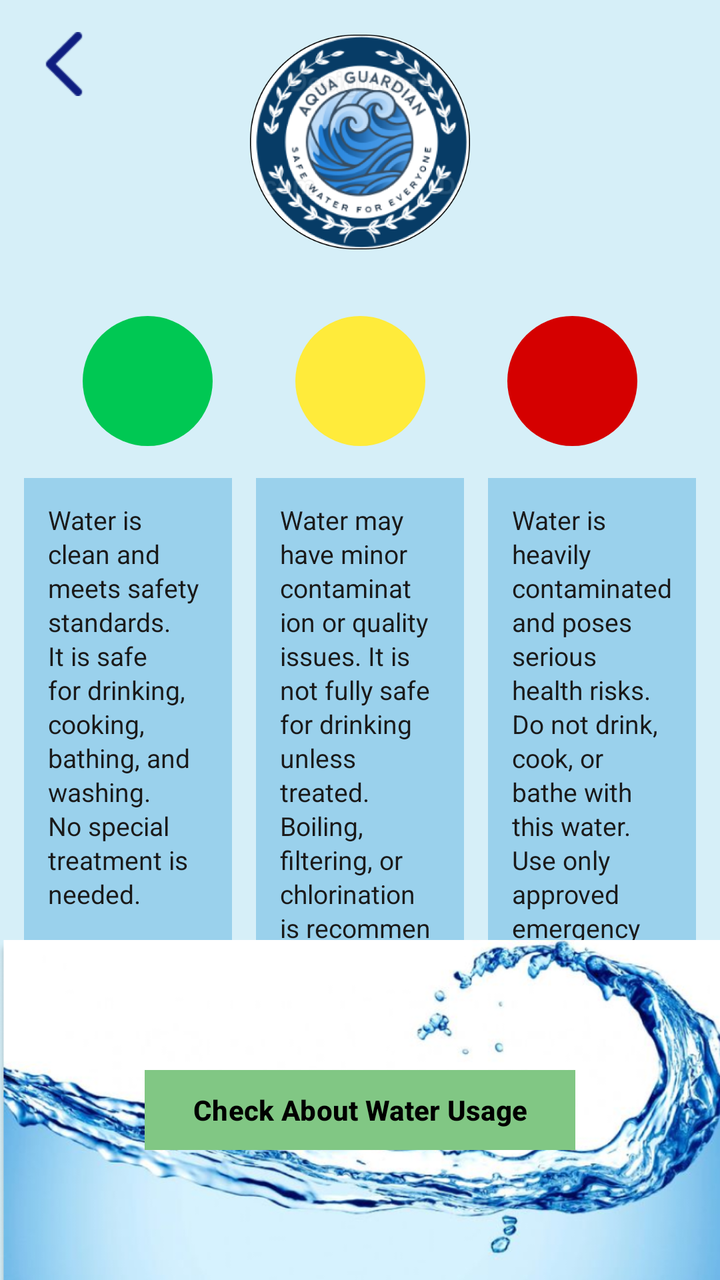
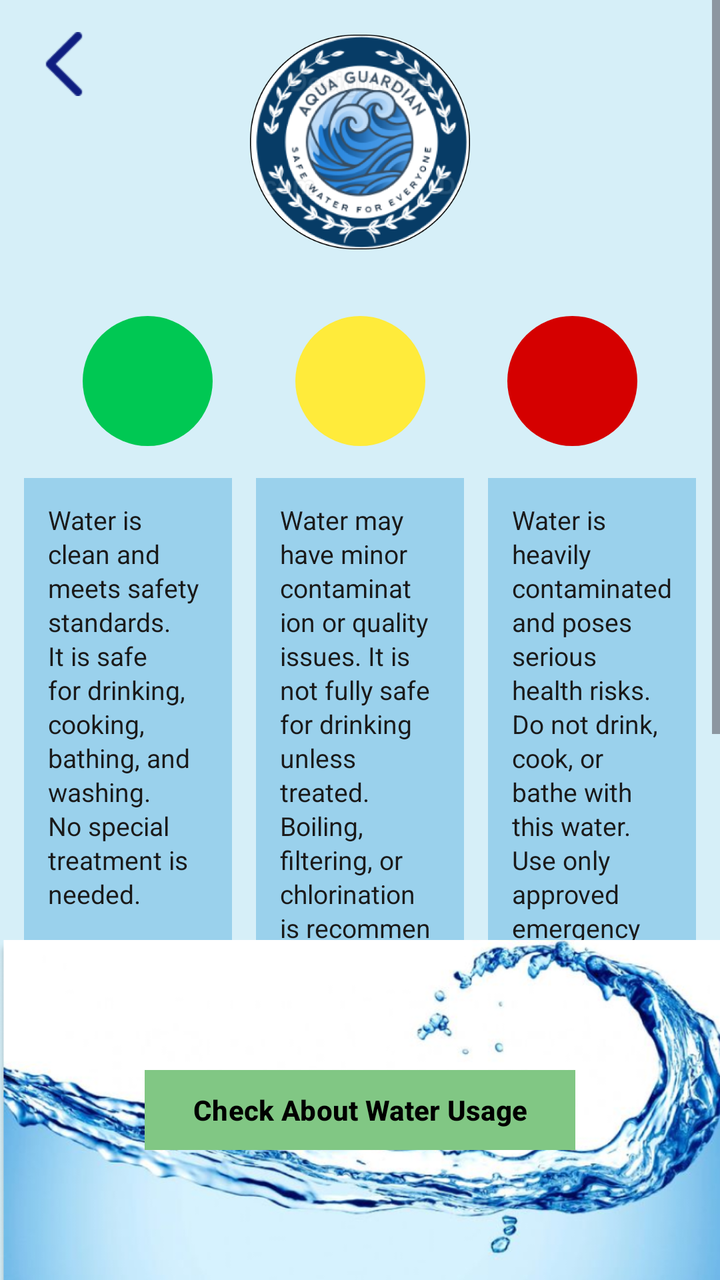

Compare the two renders of this Android layout. The source of the first and the diff that turns it into the second are given below.
<!-- AndroidManifest.xml: application theme Theme.AquaGuardian -->
<!-- res/layout/activity_water_info.xml -->
<?xml version="1.0" encoding="utf-8"?>
<androidx.constraintlayout.widget.ConstraintLayout
    xmlns:android="http://schemas.android.com/apk/res/android"
    xmlns:app="http://schemas.android.com/apk/res-auto"
    android:layout_width="match_parent"
    android:layout_height="match_parent"
    android:background="#D6EFF8">

    <ScrollView
        android:layout_width="match_parent"
        android:layout_height="0dp"
        android:fillViewport="true"
        app:layout_constraintTop_toTopOf="parent"
        app:layout_bottom_toTopOf="@+id/bottomWaveContainer">

        <androidx.constraintlayout.widget.ConstraintLayout
            android:layout_width="match_parent"
            android:layout_height="wrap_content"
            android:paddingBottom="32dp">

            <ImageView
                android:id="@+id/btnBack"
                android:layout_width="32dp"
                android:layout_height="32dp"
                android:layout_marginStart="16dp"
                android:layout_marginTop="16dp"
                android:src="@drawable/new_backarrow"
                app:tint="#0F1E80"
                app:layout_constraintStart_toStartOf="parent"
                app:layout_constraintTop_toTopOf="parent" />

            <ImageView
                android:id="@+id/imgLogo"
                android:layout_width="110dp"
                android:layout_height="110dp"
                android:layout_marginTop="16dp"
                android:src="@drawable/aqua_logo"
                app:layout_constraintEnd_toEndOf="parent"
                app:layout_constraintStart_toStartOf="parent"
                app:layout_constraintTop_toTopOf="parent" />

            <View
                android:id="@+id/circleGreen"
                android:layout_width="65dp"
                android:layout_height="65dp"
                android:layout_marginTop="32dp"
                android:background="@drawable/circle_green"
                app:layout_constraintEnd_toStartOf="@+id/circleYellow"
                app:layout_constraintHorizontal_bias="0.5"
                app:layout_constraintStart_toStartOf="parent"
                app:layout_constraintTop_toBottomOf="@+id/imgLogo" />

            <LinearLayout
                android:id="@+id/boxGreen"
                android:layout_width="0dp"
                android:layout_height="wrap_content"
                android:layout_marginTop="16dp"
                android:layout_marginStart="12dp"
                android:layout_marginEnd="6dp"
                android:background="#9AD1EC"
                android:orientation="vertical"
                android:padding="12dp"
                android:minHeight="260dp"
                app:layout_constraintEnd_toStartOf="@+id/boxYellow"
                app:layout_constraintHorizontal_bias="0.5"
                app:layout_constraintStart_toStartOf="parent"
                app:layout_constraintTop_toBottomOf="@+id/circleGreen">

                <TextView
                    android:layout_width="match_parent"
                    android:layout_height="wrap_content"
                    android:text="Water is clean and meets safety standards. It is safe for drinking, cooking, bathing, and washing. No special treatment is needed."
                    android:textColor="#1A1A1A"
                    android:textSize="13sp"
                    android:lineSpacingMultiplier="1.1"/>
            </LinearLayout>

            <ImageView
                android:id="@+id/iconGreen"
                android:layout_width="55dp"
                android:layout_height="55dp"
                android:layout_marginTop="16dp"
                android:src="@drawable/green_safe"
                app:layout_constraintEnd_toEndOf="@+id/boxGreen"
                app:layout_constraintStart_toStartOf="@+id/boxGreen"
                app:layout_constraintTop_toBottomOf="@+id/boxGreen" />


            <View
                android:id="@+id/circleYellow"
                android:layout_width="65dp"
                android:layout_height="65dp"
                android:background="@drawable/circle_yellow"
                app:layout_constraintEnd_toStartOf="@+id/circleRed"
                app:layout_constraintHorizontal_bias="0.5"
                app:layout_constraintStart_toEndOf="@+id/circleGreen"
                app:layout_constraintTop_toTopOf="@+id/circleGreen" />

            <LinearLayout
                android:id="@+id/boxYellow"
                android:layout_width="0dp"
                android:layout_height="wrap_content"
                android:layout_marginStart="6dp"
                android:layout_marginEnd="6dp"
                android:background="#9AD1EC"
                android:orientation="vertical"
                android:padding="12dp"
                android:minHeight="260dp"
                app:layout_constraintEnd_toStartOf="@+id/boxRed"
                app:layout_constraintHorizontal_bias="0.5"
                app:layout_constraintStart_toEndOf="@+id/boxGreen"
                app:layout_constraintTop_toTopOf="@+id/boxGreen">

                <TextView
                    android:layout_width="match_parent"
                    android:layout_height="wrap_content"
                    android:text="Water may have minor contamination or quality issues. It is not fully safe for drinking unless treated. Boiling, filtering, or chlorination is recommended before use."
                    android:textColor="#1A1A1A"
                    android:textSize="13sp"
                    android:lineSpacingMultiplier="1.1"/>
            </LinearLayout>

            <ImageView
                android:id="@+id/iconYellow"
                android:layout_width="55dp"
                android:layout_height="55dp"
                android:src="@drawable/last_warning"
                app:layout_constraintEnd_toEndOf="@+id/boxYellow"
                app:layout_constraintStart_toStartOf="@+id/boxYellow"
                app:layout_constraintTop_toTopOf="@+id/iconGreen" />


            <View
                android:id="@+id/circleRed"
                android:layout_width="65dp"
                android:layout_height="65dp"
                android:background="@drawable/circle_red"
                app:layout_constraintEnd_toEndOf="parent"
                app:layout_constraintHorizontal_bias="0.5"
                app:layout_constraintStart_toEndOf="@+id/circleYellow"
                app:layout_constraintTop_toTopOf="@+id/circleYellow" />

            <LinearLayout
                android:id="@+id/boxRed"
                android:layout_width="0dp"
                android:layout_height="wrap_content"
                android:layout_marginStart="6dp"
                android:layout_marginEnd="12dp"
                android:background="#9AD1EC"
                android:orientation="vertical"
                android:padding="12dp"
                android:minHeight="260dp"
                app:layout_constraintEnd_toEndOf="parent"
                app:layout_constraintHorizontal_bias="0.5"
                app:layout_constraintStart_toEndOf="@+id/boxYellow"
                app:layout_constraintTop_toTopOf="@+id/boxYellow">

                <TextView
                    android:layout_width="match_parent"
                    android:layout_height="wrap_content"
                    android:text="Water is heavily contaminated and poses serious health risks. Do not drink, cook, or bathe with this water. Use only approved emergency or alternative water sources."
                    android:textColor="#1A1A1A"
                    android:textSize="13sp"
                    android:lineSpacingMultiplier="1.1"/>
            </LinearLayout>

            <ImageView
                android:id="@+id/iconRed"
                android:layout_width="55dp"
                android:layout_height="55dp"
                android:src="@drawable/danger_red"
                app:layout_constraintEnd_toEndOf="@+id/boxRed"
                app:layout_constraintStart_toStartOf="@+id/boxRed"
                app:layout_constraintTop_toTopOf="@+id/iconYellow" />

        </androidx.constraintlayout.widget.ConstraintLayout>
    </ScrollView>

    <androidx.constraintlayout.widget.ConstraintLayout
        android:id="@+id/bottomWaveContainer"
        android:layout_width="match_parent"
        android:layout_height="170dp"
        app:layout_constraintBottom_toBottomOf="parent"
        app:layout_constraintEnd_toEndOf="parent"
        app:layout_constraintStart_of="parent">

        <ImageView
            android:id="@+id/imgWave"
            android:layout_width="match_parent"
            android:layout_height="match_parent"
            android:scaleType="fitXY"
            android:src="@drawable/water_wave"
            app:layout_constraintBottom_toBottomOf="parent"
            app:layout_constraintEnd_toEndOf="parent"
            app:layout_constraintStart_toStartOf="parent"
            app:layout_constraintTop_toTopOf="parent" />

        <Button
            android:id="@+id/btnCheckUsage"
            android:layout_width="wrap_content"
            android:layout_height="wrap_content"
            android:backgroundTint="#81C784"
            android:text="Check About Water Usage"
            android:textColor="#000000"
            android:textSize="14sp"
            android:textStyle="bold"
            android:paddingStart="24dp"
            android:paddingEnd="24dp"
            app:cornerRadius="0dp"
            app:layout_constraintTop_toTopOf="parent"
            app:layout_constraintBottom_toBottomOf="parent"
            app:layout_constraintEnd_toEndOf="parent"
            app:layout_constraintStart_toStartOf="parent" />

    </androidx.constraintlayout.widget.ConstraintLayout>

</androidx.constraintlayout.widget.ConstraintLayout>
<!-- resources referenced by this layout -->
<resources>
  <!-- drawable aqua_logo: png bitmap (drawable, 163800 bytes) -->
  <!-- drawable circle_green (drawable) -->
  <?xml version="1.0" encoding="utf-8"?>
  <shape xmlns:android="http://schemas.android.com/apk/res/android" android:shape="oval">
      <solid android:color="#00C853"/>
      <size android:width="70dp" android:height="70dp"/>
  </shape>
  <!-- drawable circle_red (drawable) -->
  <?xml version="1.0" encoding="utf-8"?>
  <shape xmlns:android="http://schemas.android.com/apk/res/android" android:shape="oval">
      <solid android:color="#D50000"/>
      <size android:width="70dp" android:height="70dp"/>
  </shape>
  <!-- drawable circle_yellow (drawable) -->
  <?xml version="1.0" encoding="utf-8"?>
  <shape xmlns:android="http://schemas.android.com/apk/res/android" android:shape="oval">
      <solid android:color="#FFEB3B"/>
      <size android:width="70dp" android:height="70dp"/>
  </shape>
  <!-- drawable danger_red: png bitmap (drawable, 22498 bytes) -->
  <!-- drawable green_safe: png bitmap (drawable, 10361 bytes) -->
  <!-- drawable last_warning: png bitmap (drawable, 7861 bytes) -->
  <!-- drawable new_backarrow: png bitmap (drawable, 497 bytes) -->
  <!-- drawable water_wave: png bitmap (drawable, 331140 bytes) -->
  <style name="Theme.AquaGuardian" parent="Base.Theme.AquaGuardian" />
  <style name="Base.Theme.AquaGuardian" parent="Theme.Material3.DayNight.NoActionBar">
          
          
      </style>
</resources>

<!-- the commit's change to res/layout/activity_water_info.xml (unified diff, before → after) -->
@@ -11,7 +11,7 @@
         android:layout_height="0dp"
         android:fillViewport="true"
         app:layout_constraintTop_toTopOf="parent"
-        app:layout_bottom_toTopOf="@+id/bottomWaveContainer">
+        app:layout_constraintBottom_toTopOf="@+id/bottomWaveContainer">
 
         <androidx.constraintlayout.widget.ConstraintLayout
             android:layout_width="match_parent"
@@ -182,7 +182,7 @@
         android:layout_height="170dp"
         app:layout_constraintBottom_toBottomOf="parent"
         app:layout_constraintEnd_toEndOf="parent"
-        app:layout_constraintStart_of="parent">
+        app:layout_constraintStart_toStartOf="parent">
 
         <ImageView
             android:id="@+id/imgWave"
